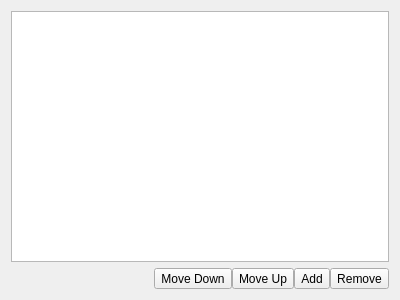
Above: src/conf/dlgpresence.ui from KDE/ring-kde before the change. Below: the same form after it.
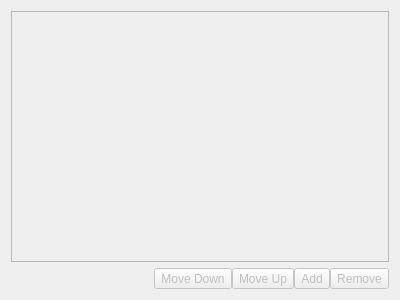
That is the form after the change. Custom widgets are drawn as their Qt base class.

Commit message:
[ #32477 ] Disable presence publish config page
It is not ready for the release

Patch:
```diff
--- a/src/conf/dlgpresence.ui
+++ b/src/conf/dlgpresence.ui
@@ -13,6 +13,9 @@
   <layout class="QGridLayout" name="gridLayout">
    <item row="0" column="0">
     <widget class="QTableView" name="m_pView">
+     <property name="enabled">
+      <bool>false</bool>
+     </property>
      <property name="selectionBehavior">
       <enum>QAbstractItemView::SelectRows</enum>
      </property>
@@ -41,6 +44,9 @@
      </item>
      <item>
       <widget class="LeftToolButton" name="m_pDown">
+       <property name="enabled">
+        <bool>false</bool>
+       </property>
        <property name="text">
         <string>Move Down</string>
        </property>
@@ -48,6 +54,9 @@
      </item>
      <item>
       <widget class="CenterToolButton" name="m_pUp">
+       <property name="enabled">
+        <bool>false</bool>
+       </property>
        <property name="text">
         <string>Move Up</string>
        </property>
@@ -55,6 +64,9 @@
      </item>
      <item>
       <widget class="CenterToolButton" name="m_pAdd">
+       <property name="enabled">
+        <bool>false</bool>
+       </property>
        <property name="text">
         <string>Add</string>
        </property>
@@ -62,6 +74,9 @@
      </item>
      <item>
       <widget class="RightToolButton" name="m_pRemove">
+       <property name="enabled">
+        <bool>false</bool>
+       </property>
        <property name="text">
         <string>Remove</string>
        </property>
```
The commit also changes 2 other files.
